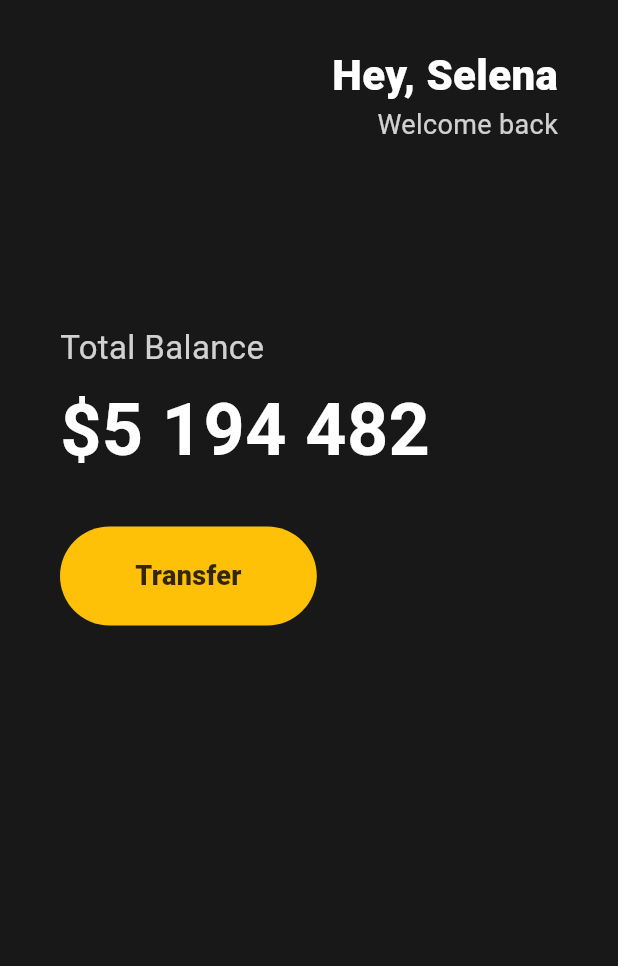
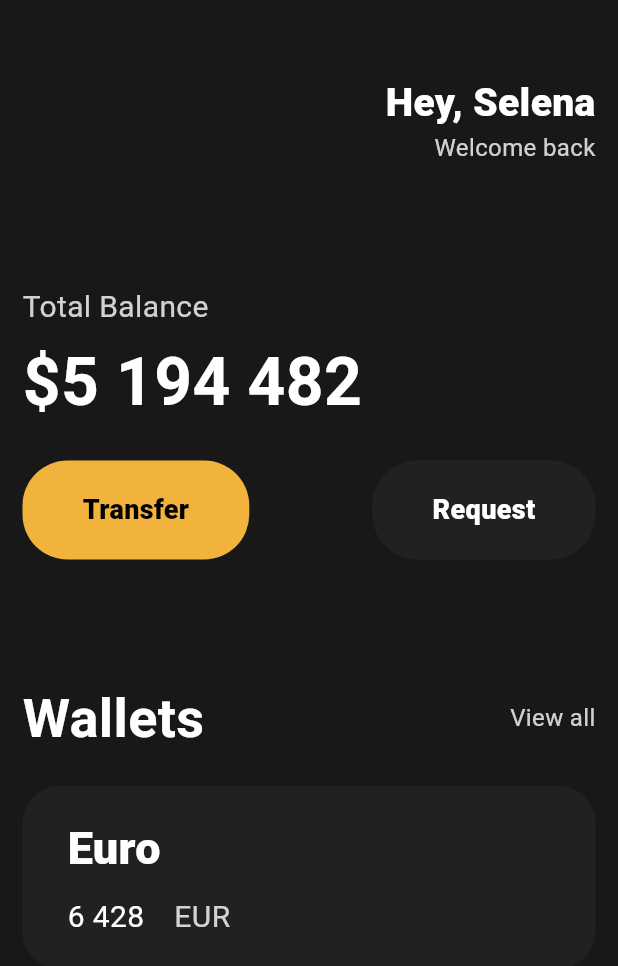
Before and after one commit to soonhong99/flutterPractice, a Flutter app: the screen it shows after launch, on a phone screen of 412 x 824 dp. Shown: the top 966 px of the screen. Run offline on Flutter 3.47's test engine with Material 3 defaults, Android fonts, the phone set to English and light mode, and no system bars.

Commit message:
feat: Cards

```diff
--- a/lib/main.dart
+++ b/lib/main.dart
@@ -1,6 +1,5 @@
 import 'package:flutter/material.dart';
-import 'package:flutter/rendering.dart';
-import 'package:flutter/widgets.dart';
+import 'widgets/button.dart';
 
 void main() {
   // const : 한번 값을 넣으면 변경할 수 없다.
@@ -18,35 +17,32 @@ class App extends StatelessWidget {
       home: Scaffold(
         backgroundColor: const Color(0xFF181818),
         body: Padding(
-          padding: const EdgeInsets.symmetric(horizontal:
-          40),
+          padding: const EdgeInsets.symmetric(horizontal: 15),
           child: Column(
-            crossAxisAlignment: CrossAxisAlignment.
-            start,
+            crossAxisAlignment: CrossAxisAlignment.start,
             children: [
               const SizedBox(
-                height: 30.0,
+                height: 50.0,
               ),
               Row(
-                mainAxisAlignment: MainAxisAlignment.
-                end,
+                mainAxisAlignment: MainAxisAlignment.end,
                 children: [
                   Column(
-                    crossAxisAlignment:
-                    CrossAxisAlignment.end,
+                    crossAxisAlignment: CrossAxisAlignment.end,
                     children: [
-                      const Text('Hey, Selena',
+                      const Text(
+                        'Hey, Selena',
                         style: TextStyle(
                           color: Colors.white,
-                          fontSize: 28,
+                          fontSize: 26,
                           fontWeight: FontWeight.w800,
                         ),
                       ),
-                      Text('Welcome back',
+                      Text(
+                        'Welcome back',
                         style: TextStyle(
-                          color: Colors.white.
-                          withOpacity(0.8),
-                          fontSize: 18,
+                          color: Colors.white.withOpacity(0.8),
+                          fontSize: 16,
                         ),
                       ),
                     ],
@@ -54,14 +50,13 @@ class App extends StatelessWidget {
                 ],
               ),
               const SizedBox(
-                height: 120,
+                height: 80,
               ),
               Text(
                 'Total Balance',
-                style:TextStyle(
-                  fontSize: 22,
-                  color: Colors.white.
-                  withOpacity(0.8),
+                style: TextStyle(
+                  fontSize: 20,
+                  color: Colors.white.withOpacity(0.8),
                 ),
               ),
               const SizedBox(
@@ -69,42 +64,100 @@ class App extends StatelessWidget {
               ),
               const Text(
                 '\$5 194 482',
-                style:TextStyle(
+                style: TextStyle(
                   fontWeight: FontWeight.w600,
-                  fontSize: 48,
+                  fontSize: 44,
                   color: Colors.white,
                 ),
               ),
               const SizedBox(
-                height: 30,
+                height: 20,
+              ),
+              const Row(
+                mainAxisAlignment: MainAxisAlignment.spaceBetween,
+                children: [
+                  Button(
+                      text: 'Transfer',
+                      bgcolor: Color(0xFFF1B33B),
+                      textcolor: Colors.black),
+                  Button(
+                      text: 'Request',
+                      bgcolor: Color(0xFF1F2123),
+                      textcolor: Colors.white),
+                ],
+              ),
+              const SizedBox(
+                height: 80,
               ),
               Row(
+                mainAxisAlignment: MainAxisAlignment.spaceBetween,
                 children: [
-                  Container(
-                    decoration: BoxDecoration(
-                      color: Colors.amber,
-                      shape: BoxShape.rectangle,
-                      borderRadius: BorderRadius.
-                      circular(45.0)
+                  const Text(
+                    'Wallets',
+                    style: TextStyle(
+                      color: Colors.white,
+                      fontSize: 36,
+                      fontWeight: FontWeight.w600,
                     ),
-                    child: Padding(
-                      padding: const EdgeInsets.symmetric(
-                        vertical: 20,
-                        horizontal: 50,
+                  ),
+                  Text(
+                    'View all',
+                    style: TextStyle(
+                      color: Colors.white.withOpacity(0.8),
+                      fontSize: 16,
+                    ),
+                  ),
+                ],
+              ),
+              const SizedBox(
+                height: 20,
+              ),
+              Container(
+                decoration: BoxDecoration(
+                    color: const Color(0xFF1F2123),
+                    borderRadius: BorderRadius.circular(25.0)),
+                child: Padding(
+                  padding:
+                      const EdgeInsets.symmetric(horizontal: 30, vertical: 20),
+                  child: Row(
+                    children: [
+                      Column(
+                        crossAxisAlignment: CrossAxisAlignment.start,
+                        children: [
+                          const Text(
+                            'Euro',
+                            style: TextStyle(
+                                color: Colors.white,
+                                fontSize: 30,
+                                fontWeight: FontWeight.w800),
+                          ),
+                          const SizedBox(
+                            height: 10,
+                          ),
+                          Row(
+                            children: [
+                              const Text(
+                                '6 428',
+                                style: TextStyle(
+                                    color: Colors.white, fontSize: 20),
+                              ),
+                              const SizedBox(
+                                width: 20,
+                              ),
+                              Text(
+                                'EUR',
+                                style: TextStyle(
+                                    color: Colors.white.withOpacity(0.8),
+                                    fontSize: 20),
+                              )
+                            ],
+                          ),
+                        ],
                       ),
-                      child: Text(
-                        'Transfer',
-                        style:TextStyle(
-                          color: Colors.black.
-                          withOpacity(0.8),
-                          fontSize: 18,
-                          fontWeight: FontWeight.w800
-                        )
-                      ),
-                    ),
-                  )
-                ],
-              )
+                    ],
+                  ),
+                ),
+              ),
             ],
           ),
         ),
--- /dev/null
+++ b/lib/widgets/button.dart
@@ -0,0 +1,33 @@
+import 'package:flutter/material.dart';
+
+class Button extends StatelessWidget {
+  const Button(
+      {super.key,
+      required this.text,
+      required this.bgcolor,
+      required this.textcolor});
+
+  final String text;
+  final Color bgcolor;
+  final Color textcolor;
+
+  @override
+  Widget build(BuildContext context) {
+    // TODO: implement build
+    return Container(
+      decoration: BoxDecoration(
+          color: bgcolor,
+          shape: BoxShape.rectangle,
+          borderRadius: BorderRadius.circular(30.0)),
+      child: Padding(
+        padding: const EdgeInsets.symmetric(
+          vertical: 20,
+          horizontal: 40,
+        ),
+        child: Text(text,
+            style: TextStyle(
+                color: textcolor, fontSize: 18, fontWeight: FontWeight.w800)),
+      ),
+    );
+  }
+}
```
Also changed, not shown: 4 other files.
